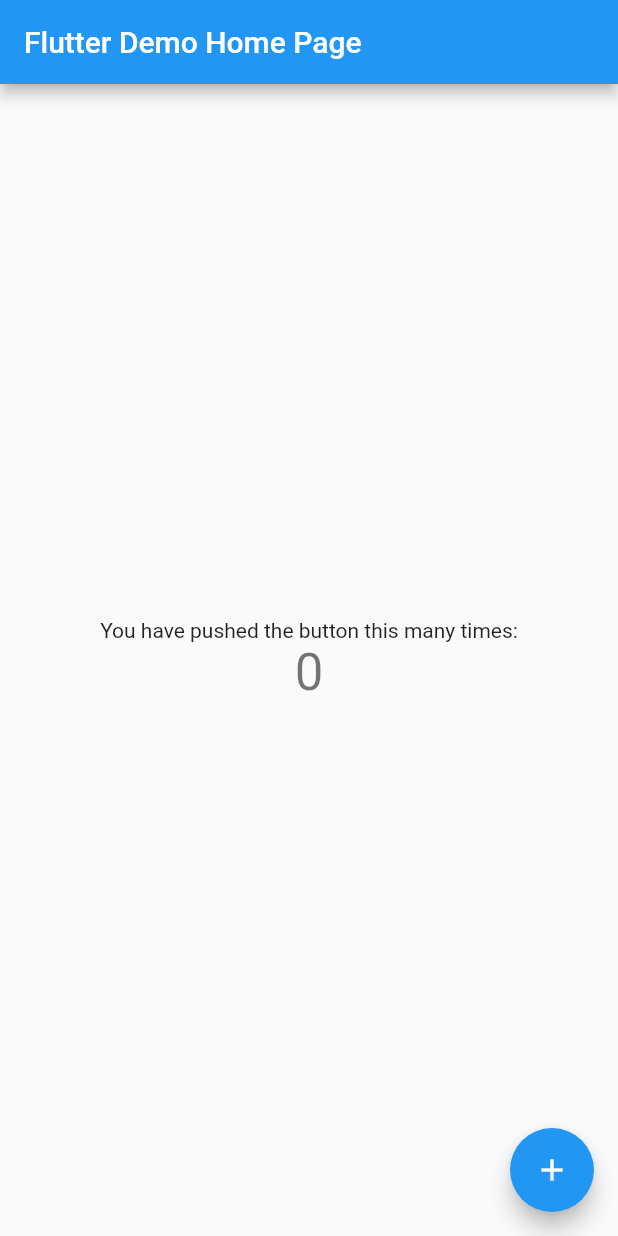
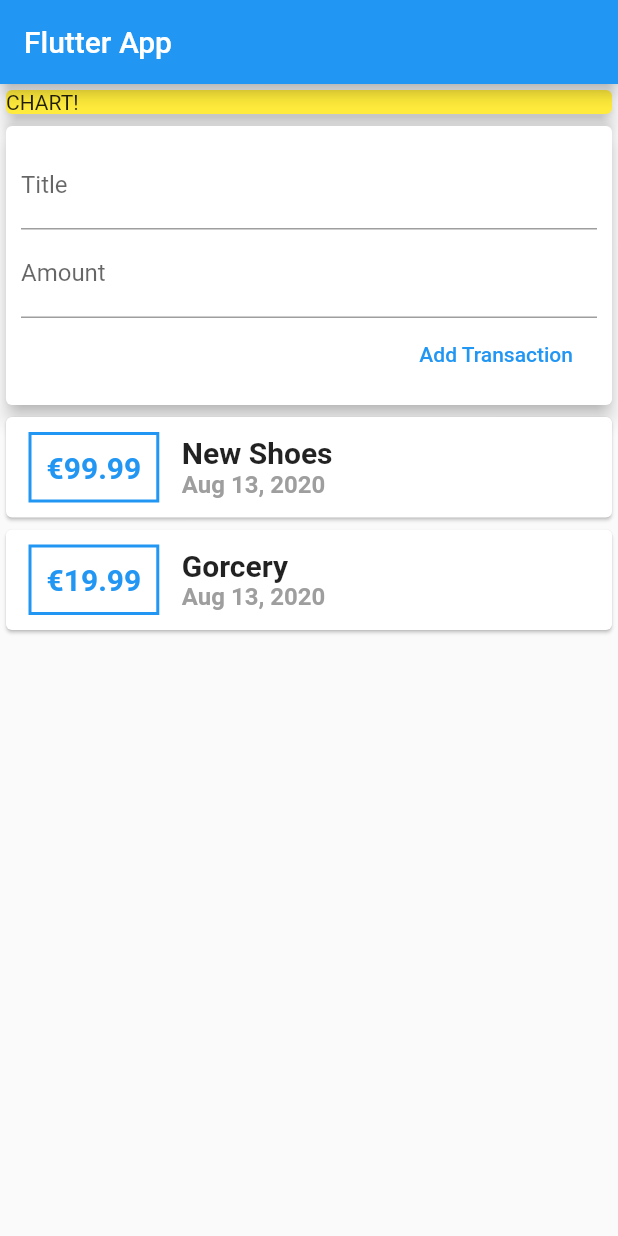
Before and after one commit to FedeArce/FlutterCourse, a Flutter app: the screen it shows after launch, on a phone screen of 412 x 824 dp. Run offline on Flutter 3.47's test engine with Material 2 defaults, Android fonts, the phone set to English and light mode, and no system bars.

Commit message:
up to lesson 84

```diff
--- /dev/null
+++ b/expense_tracker/lib/inputCard.dart
@@ -0,0 +1,42 @@
+import 'package:flutter/material.dart';
+
+class InputCard extends StatelessWidget {
+  String titleInput;
+  String amountInput;
+
+  @override
+  Widget build(BuildContext context) {
+    return Card(
+      elevation: 5,
+      child: Container(
+        padding: EdgeInsets.all(10),
+        child: Column(
+          crossAxisAlignment: CrossAxisAlignment.end,
+          children: <Widget>[
+            TextField(
+              decoration: InputDecoration(
+                labelText: 'Title',
+              ),
+              onChanged: (val) {
+                titleInput = val;
+              },
+            ),
+            TextField(
+              decoration: InputDecoration(
+                labelText: 'Amount',
+              ),
+              onChanged: (val) {
+                amountInput = val;
+              },
+            ),
+            FlatButton(
+              child: Text('Add Transaction'),
+              onPressed: () {},
+              textColor: Colors.blue,
+            )
+          ],
+        ),
+      ),
+    );
+  }
+}
--- a/expense_tracker/lib/main.dart
+++ b/expense_tracker/lib/main.dart
@@ -1,117 +1,63 @@
+import 'package:expense_tracker/transactionCard.dart';
 import 'package:flutter/material.dart';
 
-void main() {
-  runApp(MyApp());
-}
+import './transaction.dart';
+import './inputCard.dart';
+
+void main() => runApp(MyApp());
 
 class MyApp extends StatelessWidget {
-  // This widget is the root of your application.
   @override
   Widget build(BuildContext context) {
     return MaterialApp(
-      title: 'Flutter Demo',
-      theme: ThemeData(
-        // This is the theme of your application.
-        //
-        // Try running your application with "flutter run". You'll see the
-        // application has a blue toolbar. Then, without quitting the app, try
-        // changing the primarySwatch below to Colors.green and then invoke
-        // "hot reload" (press "r" in the console where you ran "flutter run",
-        // or simply save your changes to "hot reload" in a Flutter IDE).
-        // Notice that the counter didn't reset back to zero; the application
-        // is not restarted.
-        primarySwatch: Colors.blue,
-        // This makes the visual density adapt to the platform that you run
-        // the app on. For desktop platforms, the controls will be smaller and
-        // closer together (more dense) than on mobile platforms.
-        visualDensity: VisualDensity.adaptivePlatformDensity,
-      ),
-      home: MyHomePage(title: 'Flutter Demo Home Page'),
+      title: 'Flutter App',
+      home: MyHomePage(),
     );
   }
 }
 
-class MyHomePage extends StatefulWidget {
-  MyHomePage({Key key, this.title}) : super(key: key);
-
-  // This widget is the home page of your application. It is stateful, meaning
-  // that it has a State object (defined below) that contains fields that affect
-  // how it looks.
-
-  // This class is the configuration for the state. It holds the values (in this
-  // case the title) provided by the parent (in this case the App widget) and
-  // used by the build method of the State. Fields in a Widget subclass are
-  // always marked "final".
-
-  final String title;
-
-  @override
-  _MyHomePageState createState() => _MyHomePageState();
-}
-
-class _MyHomePageState extends State<MyHomePage> {
-  int _counter = 0;
-
-  void _incrementCounter() {
-    setState(() {
-      // This call to setState tells the Flutter framework that something has
-      // changed in this State, which causes it to rerun the build method below
-      // so that the display can reflect the updated values. If we changed
-      // _counter without calling setState(), then the build method would not be
-      // called again, and so nothing would appear to happen.
-      _counter++;
-    });
-  }
+class MyHomePage extends StatelessWidget {
+  final List<Transaction> transactions = [
+    Transaction(
+      id: '1',
+      title: 'New Shoes',
+      amount: 99.99,
+      date: DateTime.now(),
+    ),
+    Transaction(
+      id: '2',
+      title: 'Gorcery',
+      amount: 19.99,
+      date: DateTime.now(),
+    ),
+  ];
 
   @override
   Widget build(BuildContext context) {
-    // This method is rerun every time setState is called, for instance as done
-    // by the _incrementCounter method above.
-    //
-    // The Flutter framework has been optimized to make rerunning build methods
-    // fast, so that you can just rebuild anything that needs updating rather
-    // than having to individually change instances of widgets.
     return Scaffold(
       appBar: AppBar(
-        // Here we take the value from the MyHomePage object that was created by
-        // the App.build method, and use it to set our appbar title.
-        title: Text(widget.title),
+        title: Text('Flutter App'),
       ),
-      body: Center(
-        // Center is a layout widget. It takes a single child and positions it
-        // in the middle of the parent.
-        child: Column(
-          // Column is also a layout widget. It takes a list of children and
-          // arranges them vertically. By default, it sizes itself to fit its
-          // children horizontally, and tries to be as tall as its parent.
-          //
-          // Invoke "debug painting" (press "p" in the console, choose the
-          // "Toggle Debug Paint" action from the Flutter Inspector in Android
-          // Studio, or the "Toggle Debug Paint" command in Visual Studio Code)
-          // to see the wireframe for each widget.
-          //
-          // Column has various properties to control how it sizes itself and
-          // how it positions its children. Here we use mainAxisAlignment to
-          // center the children vertically; the main axis here is the vertical
-          // axis because Columns are vertical (the cross axis would be
-          // horizontal).
-          mainAxisAlignment: MainAxisAlignment.center,
-          children: <Widget>[
-            Text(
-              'You have pushed the button this many times:',
+      body: Column(
+        mainAxisAlignment: MainAxisAlignment.start,
+        crossAxisAlignment: CrossAxisAlignment.stretch,
+        children: <Widget>[
+          Container(
+            width: double.infinity,
+            child: Card(
+              child: Text('CHART!'),
+              color: Colors.yellow,
+              elevation: 5,
             ),
-            Text(
-              '$_counter',
-              style: Theme.of(context).textTheme.headline4,
-            ),
-          ],
-        ),
+          ),
+          InputCard(),
+          Column(
+            children: transactions.map((tx) {
+              return TransactionCard(tx);
+            }).toList(),
+          ),
+        ],
       ),
-      floatingActionButton: FloatingActionButton(
-        onPressed: _incrementCounter,
-        tooltip: 'Increment',
-        child: Icon(Icons.add),
-      ), // This trailing comma makes auto-formatting nicer for build methods.
     );
   }
 }
--- /dev/null
+++ b/expense_tracker/lib/transaction.dart
@@ -0,0 +1,17 @@
+import 'package:flutter/cupertino.dart';
+
+import 'package:flutter/foundation.dart';
+
+class Transaction {
+  final String id;
+  final String title;
+  final double amount;
+  final DateTime date;
+
+  Transaction({
+    @required this.id,
+    @required this.title,
+    @required this.amount,
+    @required this.date,
+  });
+}
--- /dev/null
+++ b/expense_tracker/lib/transactionCard.dart
@@ -0,0 +1,59 @@
+import 'package:flutter/material.dart';
+import 'package:intl/intl.dart';
+
+import './transaction.dart';
+
+class TransactionCard extends StatelessWidget {
+  final Transaction tx;
+
+  TransactionCard(this.tx);
+  @override
+  Widget build(BuildContext context) {
+    return Card(
+      child: Row(
+        children: <Widget>[
+          Container(
+            margin: EdgeInsets.symmetric(
+              vertical: 10,
+              horizontal: 15,
+            ),
+            decoration: BoxDecoration(
+              border: Border.all(
+                color: Colors.blue,
+                width: 2,
+              ),
+            ),
+            padding: EdgeInsets.all(10),
+            child: Text(
+              '€${tx.amount}',
+              style: TextStyle(
+                fontWeight: FontWeight.bold,
+                fontSize: 20,
+                color: Colors.blue,
+              ),
+            ),
+          ),
+          Column(
+            crossAxisAlignment: CrossAxisAlignment.start,
+            children: <Widget>[
+              Text(
+                tx.title,
+                style: TextStyle(
+                  fontWeight: FontWeight.bold,
+                  fontSize: 20,
+                ),
+              ),
+              Text(
+                DateFormat.yMMMd().format(tx.date),
+                style: TextStyle(
+                    fontWeight: FontWeight.bold,
+                    fontSize: 16,
+                    color: Colors.grey),
+              ),
+            ],
+          ),
+        ],
+      ),
+    );
+  }
+}
--- a/expense_tracker/pubspec.yaml
+++ b/expense_tracker/pubspec.yaml
@@ -23,6 +23,7 @@ environment:
 dependencies:
   flutter:
     sdk: flutter
+  intl: ^0.16.1
 
 
   # The following adds the Cupertino Icons font to your application.
```
Also changed, not shown: expense_tracker/pubspec.lock.
